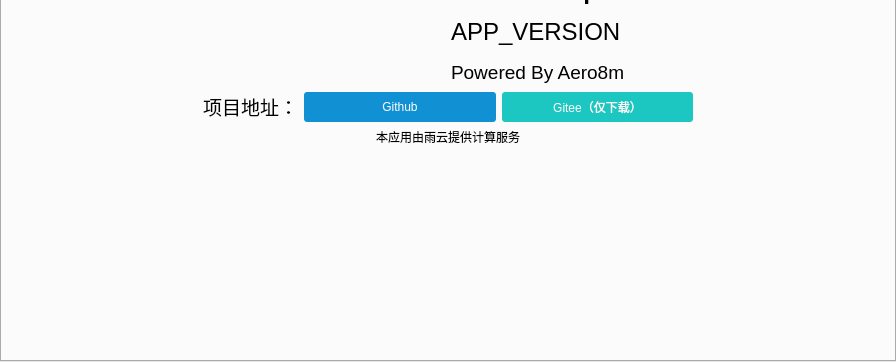
This is src/TableEditWidget/TableEditWidget.ui in Aero80wd/ClassTopLand as Qt 5 draws it before an edit; both pictures show x 0 to 896 and y 163 to 525 of the 896 by 525 pixel window. The edited form follows.
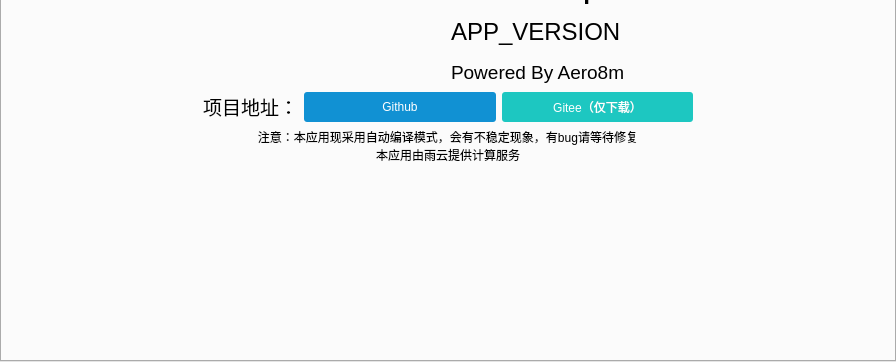
This is the edited form. The open tabs and pages were chosen to show the change. Icons and pictures are not drawn. Custom widgets are drawn as their Qt base class.

Commit message: 添加窗口打开动画和信息提示动画 修改隐藏窗口时的机制 修复课表卡住的bug

Patch:
```diff
--- a/src/TableEditWidget/TableEditWidget.ui
+++ b/src/TableEditWidget/TableEditWidget.ui
@@ -962,7 +962,10 @@
        <item>
         <widget class="QLabel" name="label_13">
          <property name="text">
-          <string>本应用由雨云提供计算服务</string>
+          <string>注意：本应用现采用自动编译模式，会有不稳定现象，有bug请等待修复
+本应用由雨云提供计算服务
+
+</string>
          </property>
          <property name="alignment">
           <set>Qt::AlignmentFlag::AlignCenter</set>
```
The commit also changes 592 other files.
